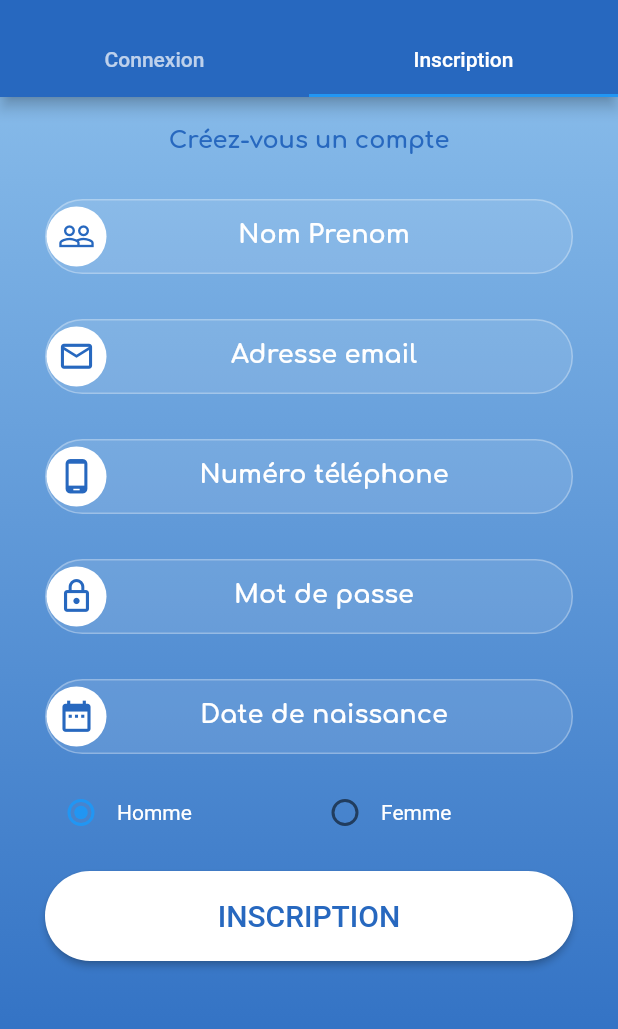
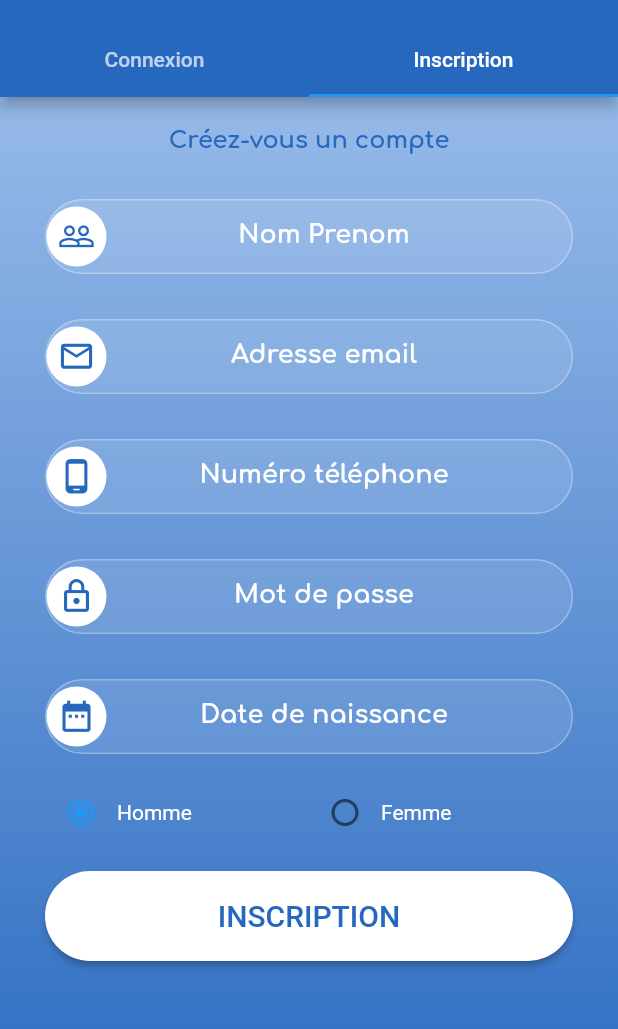
Before and after one commit to istrk33/coloc_app, a Flutter app: the screen it shows after launch, tab 2 chosen, on a phone screen of 412 x 824 dp, the part 59-1088 px from its top. Run offline on Flutter 3.47's test engine with Material 2 defaults, Android fonts, the phone set to English and light mode, and no system bars; our stand-ins replace cloud_firestore, firebase_auth, firebase_core, geolocator, google_fonts, google_maps_flutter and 2 more; missing offline and left inert: platform_maps_flutter; accounts and stored records are empty.

Commit message:
color and refactoring folders

```diff
--- a/lib/auth/sign_in.dart
+++ b/lib/auth/sign_in.dart
@@ -1,3 +1,4 @@
+import 'package:coloc_app/themes/color.dart';
 import 'package:flutter/material.dart';
 import 'package:firebase_auth/firebase_auth.dart';
 import 'package:cloud_firestore/cloud_firestore.dart';
@@ -15,9 +16,9 @@ class LoginPage extends StatelessWidget {
           begin: Alignment.topCenter,
           end: Alignment.bottomCenter,
           colors: [
-            Color(0xff2768bf),
-            Color(0xff2768bf),
-            Color(0xff6b9ee1),
+            MyTheme.blue3,
+            MyTheme.blue3,
+            MyTheme.blue2,
           ],
         ),
       ),
@@ -73,16 +74,14 @@ Widget titleSection = Container(
         style: GoogleFonts.exo(
           fontSize: 40,
           fontWeight: FontWeight.w900,
-          color: Colors.white,
+          color: MyTheme.white,
         ),
       ),
       const SizedBox(width: 3),
       Text(
         'App',
         style: GoogleFonts.exo(
-            fontSize: 40,
-            fontWeight: FontWeight.w900,
-            color: Color.fromARGB(255, 155, 188, 230)),
+            fontSize: 40, fontWeight: FontWeight.w900, color: MyTheme.blue4),
       ),
     ],
   ),
@@ -129,7 +128,7 @@ class InputSection extends StatelessWidget {
                   child: const Icon(
                     Icons.people_outline,
                     size: 25,
-                    color: Color(0xff2768bf),
+                    color: MyTheme.blue3,
                   ),
                 ),
                 SizedBox(
@@ -142,14 +141,14 @@ class InputSection extends StatelessWidget {
                       textAlign: TextAlign.center,
                       style: GoogleFonts.comfortaa(
                           fontSize: 18,
-                          color: Colors.white,
+                          color: MyTheme.white,
                           fontWeight: FontWeight.bold),
                       obscureText: false,
                       decoration: InputDecoration(
                         label: const Center(
                           child: Text("Adresse email"),
                         ),
-                        labelStyle: GoogleFonts.comfortaa(color: Colors.white),
+                        labelStyle: GoogleFonts.comfortaa(color: MyTheme.white),
                         contentPadding: EdgeInsets.fromLTRB(10, 0, 0, 20),
                         floatingLabelBehavior: FloatingLabelBehavior.never,
                         border: InputBorder.none,
@@ -175,12 +174,12 @@ class InputSection extends StatelessWidget {
                   width: 40,
                   decoration: BoxDecoration(
                     borderRadius: BorderRadius.circular(30),
-                    color: Colors.white,
+                    color: MyTheme.white,
                   ),
                   child: const Icon(
                     Icons.lock_outline,
                     size: 25,
-                    color: Color(0xff2768bf),
+                    color: MyTheme.blue3,
                   ),
                 ),
                 SizedBox(
@@ -192,14 +191,14 @@ class InputSection extends StatelessWidget {
                       textAlign: TextAlign.center,
                       style: GoogleFonts.comfortaa(
                           fontSize: 18,
-                          color: Colors.white,
+                          color: MyTheme.white,
                           fontWeight: FontWeight.bold),
                       obscureText: true,
                       decoration: InputDecoration(
                         label: const Center(
                           child: Text("Mot de passe"),
                         ),
-                        labelStyle: GoogleFonts.comfortaa(color: Colors.white),
+                        labelStyle: GoogleFonts.comfortaa(color: MyTheme.white),
                         contentPadding: EdgeInsets.fromLTRB(10, 0, 0, 20),
                         floatingLabelBehavior: FloatingLabelBehavior.never,
                         border: InputBorder.none,
@@ -216,7 +215,7 @@ class InputSection extends StatelessWidget {
             width: double.infinity,
             child: ElevatedButton(
               style: ElevatedButton.styleFrom(
-                backgroundColor: Colors.white,
+                backgroundColor: MyTheme.white,
                 padding: const EdgeInsets.fromLTRB(10, 15, 10, 15),
                 shape: const RoundedRectangleBorder(
                   borderRadius: BorderRadius.all(Radius.circular(30)),
@@ -225,7 +224,7 @@ class InputSection extends StatelessWidget {
               child: Text(
                 "Connexion".toUpperCase(),
                 style: const TextStyle(
-                  color: Color(0xff2768bf),
+                  color: MyTheme.blue3,
                   fontSize: 20.0,
                 ),
               ),
@@ -260,7 +259,9 @@ Widget forgetButton = TextButton(
   onPressed: () {},
   child: Text(
     'Mot de passe oublié ?',
-    style:
-        GoogleFonts.comfortaa(color: Colors.white, fontWeight: FontWeight.bold),
+    style: GoogleFonts.comfortaa(
+      color: MyTheme.white,
+      fontWeight: FontWeight.bold,
+    ),
   ),
 );
--- a/lib/auth/sign_up.dart
+++ b/lib/auth/sign_up.dart
@@ -1,3 +1,4 @@
+import 'package:coloc_app/themes/color.dart';
 import 'package:flutter/material.dart';
 import 'package:firebase_auth/firebase_auth.dart';
 import 'package:cloud_firestore/cloud_firestore.dart';
@@ -17,8 +18,8 @@ class SignupPage extends StatelessWidget {
           begin: Alignment.topCenter,
           end: Alignment.bottomCenter,
           colors: [
-            Color(0xff86bae9),
-            Color(0xff2768bf),
+            MyTheme.blue4,
+            MyTheme.blue3,
           ],
         ),
       ),
@@ -41,7 +42,7 @@ Widget textSection = Container(
     style: GoogleFonts.comfortaa(
       fontSize: 16,
       fontWeight: FontWeight.bold,
-      color: Color(0xff2768bf),
+      color: MyTheme.blue3,
     ),
   ),
 );
@@ -85,12 +86,12 @@ class _InputSection extends State<InputSection> {
                   width: 40,
                   decoration: BoxDecoration(
                     borderRadius: BorderRadius.circular(30),
-                    color: Colors.white,
+                    color: MyTheme.white,
                   ),
                   child: const Icon(
                     Icons.people_outline,
                     size: 25,
-                    color: Color(0xff2768bf),
+                    color:MyTheme.blue3,
                   ),
                 ),
                 SizedBox(
@@ -102,13 +103,13 @@ class _InputSection extends State<InputSection> {
                       textAlign: TextAlign.center,
                       style: GoogleFonts.comfortaa(
                           fontSize: 17,
-                          color: Color.fromARGB(255, 255, 255, 255),
+                          color: MyTheme.white,
                           fontWeight: FontWeight.bold),
                       decoration: InputDecoration(
                         label: const Center(
                           child: Text("Nom Prenom"),
                         ),
-                        labelStyle: GoogleFonts.comfortaa(color: Colors.white),
+                        labelStyle: GoogleFonts.comfortaa(color: MyTheme.white),
                         contentPadding: EdgeInsets.fromLTRB(10, 0, 0, 20),
                         floatingLabelBehavior: FloatingLabelBehavior.never,
                         border: InputBorder.none,
@@ -134,12 +135,12 @@ class _InputSection extends State<InputSection> {
                   width: 40,
                   decoration: BoxDecoration(
                     borderRadius: BorderRadius.circular(30),
-                    color: Colors.white,
+                    color: MyTheme.white,
                   ),
                   child: const Icon(
                     Icons.mail_outline,
                     size: 25,
-                    color: Color(0xff2768bf),
+                    color: MyTheme.blue3,
                   ),
                 ),
                 SizedBox(
@@ -152,13 +153,13 @@ class _InputSection extends State<InputSection> {
                       textAlign: TextAlign.center,
                       style: GoogleFonts.comfortaa(
                           fontSize: 17,
-                          color: Colors.white,
+                          color: MyTheme.white,
                           fontWeight: FontWeight.bold),
                       decoration: InputDecoration(
                         label: const Center(
                           child: Text("Adresse email"),
                         ),
-                        labelStyle: GoogleFonts.comfortaa(color: Colors.white),
+                        labelStyle: GoogleFonts.comfortaa(color:MyTheme.white),
                         contentPadding: EdgeInsets.fromLTRB(10, 0, 0, 20),
                         floatingLabelBehavior: FloatingLabelBehavior.never,
                         border: InputBorder.none,
@@ -184,12 +185,12 @@ class _InputSection extends State<InputSection> {
                   width: 40,
                   decoration: BoxDecoration(
                     borderRadius: BorderRadius.circular(30),
-                    color: Colors.white,
+                    color: MyTheme.white,
                   ),
                   child: const Icon(
                     Icons.phone_android_outlined,
                     size: 25,
-                    color: Color(0xff2768bf),
+                    color: MyTheme.blue3,
                   ),
                 ),
                 SizedBox(
@@ -202,13 +203,13 @@ class _InputSection extends State<InputSection> {
                       textAlign: TextAlign.center,
                       style: GoogleFonts.comfortaa(
                           fontSize: 17,
-                          color: Colors.white,
+                          color: MyTheme.white,
                           fontWeight: FontWeight.bold),
                       decoration: InputDecoration(
                         label: const Center(
                           child: Text("Numéro téléphone"),
                         ),
-                        labelStyle: GoogleFonts.comfortaa(color: Colors.white),
+                        labelStyle: GoogleFonts.comfortaa(color: MyTheme.white),
                         contentPadding: EdgeInsets.fromLTRB(10, 0, 0, 20),
                         floatingLabelBehavior: FloatingLabelBehavior.never,
                         border: InputBorder.none,
@@ -234,12 +235,12 @@ class _InputSection extends State<InputSection> {
                   width: 40,
                   decoration: BoxDecoration(
                     borderRadius: BorderRadius.circular(30),
-                    color: Colors.white,
+                    color: MyTheme.white,
                   ),
                   child: const Icon(
                     Icons.lock_outline,
                     size: 25,
-                    color: Color(0xff2768bf),
+                    color: MyTheme.blue3,
                   ),
                 ),
                 SizedBox(
@@ -251,14 +252,14 @@ class _InputSection extends State<InputSection> {
                       textAlign: TextAlign.center,
                       style: GoogleFonts.comfortaa(
                           fontSize: 17,
-                          color: Colors.white,
+                          color: MyTheme.white,
                           fontWeight: FontWeight.bold),
                       obscureText: true,
                       decoration: InputDecoration(
                         label: const Center(
                           child: Text("Mot de passe"),
                         ),
-                        labelStyle: GoogleFonts.comfortaa(color: Colors.white),
+                        labelStyle: GoogleFonts.comfortaa(color:MyTheme.white),
                         contentPadding: EdgeInsets.fromLTRB(10, 0, 0, 20),
                         floatingLabelBehavior: FloatingLabelBehavior.never,
                         border: InputBorder.none,
@@ -284,12 +285,12 @@ class _InputSection extends State<InputSection> {
                   width: 40,
                   decoration: BoxDecoration(
                     borderRadius: BorderRadius.circular(30),
-                    color: Colors.white,
+                    color: MyTheme.white,
                   ),
                   child: const Icon(
                     Icons.date_range,
                     size: 25,
-                    color: Color(0xff2768bf),
+                    color: MyTheme.blue3,
                   ),
                 ),
                 SizedBox(
@@ -302,14 +303,14 @@ class _InputSection extends State<InputSection> {
                       textAlign: TextAlign.center,
                       style: GoogleFonts.comfortaa(
                           fontSize: 17,
-                          color: Colors.white,
+                          color: MyTheme.white,
                           fontWeight: FontWeight.bold),
                       // obscureText: true,
                       decoration: InputDecoration(
                         label: const Center(
                           child: Text("Date de naissance"),
                         ),
-                        labelStyle: GoogleFonts.comfortaa(color: Colors.white),
+                        labelStyle: GoogleFonts.comfortaa(color: MyTheme.white),
                         contentPadding: EdgeInsets.fromLTRB(10, 0, 0, 20),
                         floatingLabelBehavior: FloatingLabelBehavior.never,
                         border: InputBorder.none,
@@ -356,7 +357,7 @@ class _InputSection extends State<InputSection> {
                       child: Text(
                         'Homme',
                         style: TextStyle(
-                          color: Colors.white,
+                          color:MyTheme.white,
                         ),
                       ),
                     )
@@ -379,7 +380,7 @@ class _InputSection extends State<InputSection> {
                       child: Text(
                         'Femme',
                         style: TextStyle(
-                          color: Colors.white,
+                          color: MyTheme.white,
                         ),
                       ),
                     )
@@ -395,7 +396,7 @@ class _InputSection extends State<InputSection> {
             width: double.infinity,
             child: ElevatedButton(
               style: ElevatedButton.styleFrom(
-                backgroundColor: Colors.white,
+                backgroundColor: MyTheme.white,
                 padding: const EdgeInsets.fromLTRB(10, 15, 10, 15),
                 shape: const RoundedRectangleBorder(
                   borderRadius: BorderRadius.all(Radius.circular(30)),
@@ -404,7 +405,7 @@ class _InputSection extends State<InputSection> {
               child: Text(
                 "Inscription".toUpperCase(),
                 style: const TextStyle(
-                  color: Color(0xff2768bf),
+                  color: MyTheme.blue3,
                   fontSize: 20.0,
                 ),
               ),
--- a/lib/main.dart
+++ b/lib/main.dart
@@ -6,8 +6,7 @@ import 'package:google_fonts/google_fonts.dart';
 import 'auth/sign_in.dart';
 import 'auth/sign_up.dart';
 import 'firebase_options.dart';
-import 'pages/home_page.dart';
-import 'pages/navbar.dart';
+import 'pages/uis/common/navbar.dart';
 
 FirebaseAuth auth = FirebaseAuth.instance;
 
--- a/lib/pages/edit_profile_page.dart
+++ b/lib/pages/uis/common/edit_profile_page.dart
@@ -1,3 +1,4 @@
+import 'package:coloc_app/themes/color.dart';
 import 'package:flutter/material.dart';
 import 'package:firebase_auth/firebase_auth.dart';
 import 'package:cloud_firestore/cloud_firestore.dart';
@@ -23,7 +24,7 @@ class _EditProfilePageState extends State<EditProfilePage> {
   Widget build(BuildContext context) => Scaffold(
         appBar: AppBar(
           title: const Text('Éditer profil'),
-          backgroundColor: Color.fromARGB(255, 45, 101, 144),
+          backgroundColor: MyTheme.blue3,
         ),
         body: ListView(
           padding: EdgeInsets.symmetric(horizontal: 32),
--- a/lib/pages/navbar.dart
+++ b/lib/pages/uis/common/navbar.dart
@@ -1,14 +1,15 @@
-import 'package:coloc_app/pages/PropUIS/propertiesList.dart';
-import 'package:coloc_app/pages/profile.dart';
+import 'package:coloc_app/pages/uis/owner/homeOwner.dart';
+import 'package:coloc_app/pages/uis/common/profile.dart';
+import 'package:coloc_app/themes/color.dart';
 import 'package:flutter/material.dart';
 import 'package:firebase_auth/firebase_auth.dart';
 import 'package:cloud_firestore/cloud_firestore.dart';
 import 'package:google_nav_bar/google_nav_bar.dart';
 import 'package:flutter/cupertino.dart';
-import 'home.dart';
+import '../tenant/homeTenant.dart';
 import 'chat.dart';
-import 'Maps/map.dart';
-import 'profileTest.dart';
+import '../../maps/map.dart';
+import 'profile.dart';
 
 class Navbar extends StatefulWidget {
   const Navbar({Key? key}) : super(key: key);
@@ -60,14 +61,14 @@ class _NavbarState extends State<Navbar> {
   static const TextStyle optionStyle =
       TextStyle(fontSize: 30, fontWeight: FontWeight.w600);
   static List<Widget> _widgetOptionsForColoc = <Widget>[
-    Home(),
+    HomeTenant(),
     MyMap(),
     Chat(),
     ProfilePage()
   ];
   static List<Widget> _widgetOptionsForProp = <Widget>[
-    HomeP(),
-    Home(),
+    HomeOwner(),
+    HomeTenant(),
     Chat(),
     ProfilePage()
   ];
@@ -99,11 +100,11 @@ class _NavbarState extends State<Navbar> {
       home: Scaffold(
         appBar: AppBar(
           title: const Text('ColocApp'),
-          backgroundColor: Color.fromARGB(255, 45, 101, 144),
+          backgroundColor: MyTheme.blue3,
         ),
         bottomNavigationBar: Container(
           decoration: BoxDecoration(
-            color: Colors.white,
+            color: MyTheme.white,
             boxShadow: [
               BoxShadow(
                 blurRadius: 20,
@@ -119,7 +120,7 @@ class _NavbarState extends State<Navbar> {
                 rippleColor: Colors.grey[300]!,
                 hoverColor: Colors.grey[100]!,
                 gap: 8,
-                activeColor: Color.fromARGB(255, 45, 101, 144),
+                activeColor: MyTheme.blue3,
                 iconSize: 24,
                 padding: EdgeInsets.symmetric(horizontal: 20, vertical: 12),
                 duration: Duration(milliseconds: 400),
--- a/lib/pages/profileTest.dart
+++ b/lib/pages/uis/common/profile.dart
@@ -1,9 +1,9 @@
-import 'package:coloc_app/pages/navbar.dart';
+import 'package:coloc_app/pages/uis/common/navbar.dart';
 import 'package:flutter/material.dart';
 import 'package:firebase_auth/firebase_auth.dart';
 import 'package:cloud_firestore/cloud_firestore.dart';
 
-import '/pages/edit_profile_page.dart';
+import 'edit_profile_page.dart';
 import '/widgets/profile_button_widget.dart';
 import '/widgets/profile_widget.dart';
 import '/widgets/profile_numbers_widget.dart';
--- /dev/null
+++ b/lib/themes/color.dart
@@ -0,0 +1,20 @@
+import 'package:flutter/material.dart';
+
+
+class MyTheme {
+static const Color blue1 = Color(0xff4182d8);
+static const Color blue2 = Color(0xff6b9ee1);
+static const Color blue3 = Color(0xff2768bf);
+static const Color blue4 = Color(0xff96bae9);
+static const Color white = Color(0xffffffff);
+static const Color greyWhite = Color(0xffe6e6e6);
+  static final ThemeData defaultTheme = _buildMyTheme();
+
+  static ThemeData _buildMyTheme() {
+    final ThemeData base = ThemeData.light();
+
+    return base.copyWith(
+        // accentColor:
+        );
+  }
+}
```
Also changed, not shown: lib/pages/home_page.dart (deleted, +0 -180 lines), lib/pages/profile.dart (deleted, +0 -171 lines), lib/pages/uis/owner/homeOwner.dart (renamed from lib/pages/home.dart, +13 -21 lines), lib/pages/uis/tenant/homeTenant.dart (renamed from lib/pages/PropUIS/propertiesList.dart, +23 -14 lines), lib/pages/uis/common/chat.dart (renamed from lib/pages/chat.dart), lib/pages/uis/owner/billings.dart (added), 2 other files.
